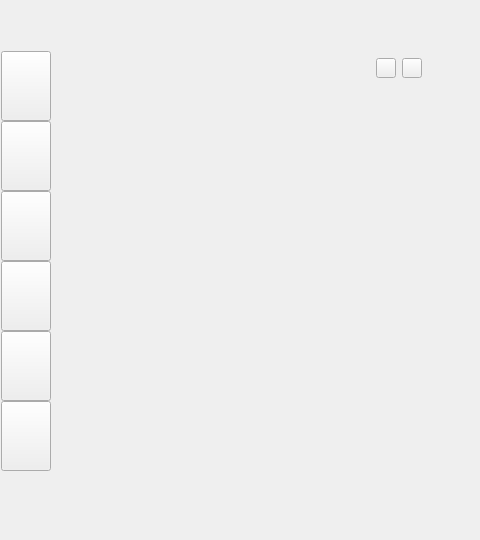
First picture: the form in TTKCore/musicUi/musicApplication/musicapplication.ui, repository Greedysky/TTKMusicPlayer, before the edit; both pictures show x 0 to 480 and y 0 to 540 of the 1033 by 660 pixel window.
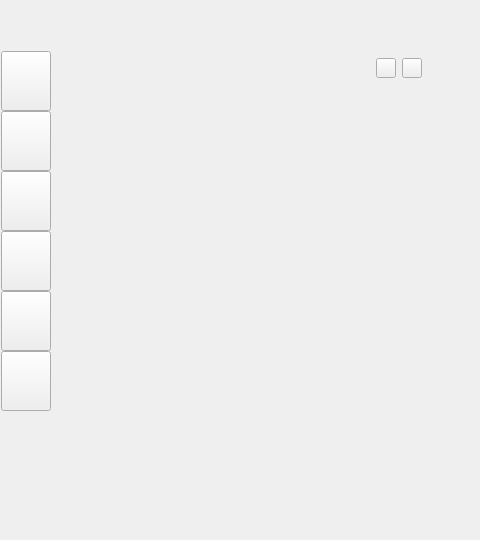
Second picture: the form after the edit. Icons and pictures are not drawn. Custom widgets are drawn as their Qt base class.

Commit message: #16 refactor the top function widget[754203]

```diff
--- a/TTKCore/musicUi/musicApplication/musicapplication.ui
+++ b/TTKCore/musicUi/musicApplication/musicapplication.ui
@@ -470,13 +470,13 @@
               <property name="minimumSize">
                <size>
                 <width>50</width>
-                <height>70</height>
+                <height>60</height>
                </size>
               </property>
               <property name="maximumSize">
                <size>
                 <width>50</width>
-                <height>70</height>
+                <height>60</height>
                </size>
               </property>
               <property name="styleSheet">
@@ -487,37 +487,37 @@
               </property>
              </widget>
             </item>
+            <item>
+             <widget class="QToolButton" name="musicButton_cloud">
+              <property name="minimumSize">
+               <size>
+                <width>50</width>
+                <height>60</height>
+               </size>
+              </property>
+              <property name="maximumSize">
+               <size>
+                <width>50</width>
+                <height>60</height>
+               </size>
+              </property>
+              <property name="text">
+               <string/>
+              </property>
+             </widget>
+            </item>
             <item>
              <widget class="QToolButton" name="musicButton_radio">
               <property name="minimumSize">
                <size>
                 <width>50</width>
-                <height>70</height>
+                <height>60</height>
                </size>
               </property>
               <property name="maximumSize">
                <size>
                 <width>50</width>
-                <height>70</height>
-               </size>
-              </property>
-              <property name="text">
-               <string/>
-              </property>
-             </widget>
-            </item>
-            <item>
-             <widget class="QToolButton" name="musicButton_mydownl">
-              <property name="minimumSize">
-               <size>
-                <width>50</width>
-                <height>70</height>
-               </size>
-              </property>
-              <property name="maximumSize">
-               <size>
-                <width>50</width>
-                <height>70</height>
+                <height>60</height>
                </size>
               </property>
               <property name="text">
@@ -530,13 +530,13 @@
               <property name="minimumSize">
                <size>
                 <width>50</width>
-                <height>70</height>
+                <height>60</height>
                </size>
               </property>
               <property name="maximumSize">
                <size>
                 <width>50</width>
-                <height>70</height>
+                <height>60</height>
                </size>
               </property>
               <property name="text">
@@ -545,17 +545,17 @@
              </widget>
             </item>
             <item>
-             <widget class="QToolButton" name="musicButton_cloud">
+             <widget class="QToolButton" name="musicButton_mydownl">
               <property name="minimumSize">
                <size>
                 <width>50</width>
-                <height>70</height>
+                <height>60</height>
                </size>
               </property>
               <property name="maximumSize">
                <size>
                 <width>50</width>
-                <height>70</height>
+                <height>60</height>
                </size>
               </property>
               <property name="text">
@@ -568,13 +568,13 @@
               <property name="minimumSize">
                <size>
                 <width>50</width>
-                <height>70</height>
+                <height>60</height>
                </size>
               </property>
               <property name="maximumSize">
                <size>
                 <width>50</width>
-                <height>70</height>
+                <height>60</height>
                </size>
               </property>
               <property name="text">
```
The commit also changes 4 other files.
